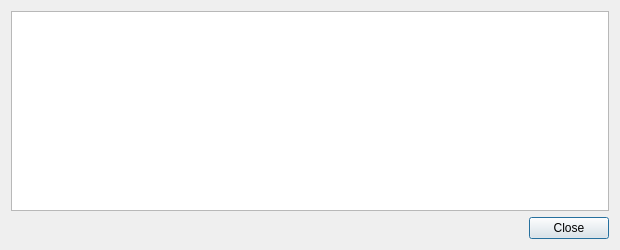
This is src/qt/forms/transactiondescdialog.ui in qtumproject/qtum as Qt 5 draws it before an edit. The edited form follows.
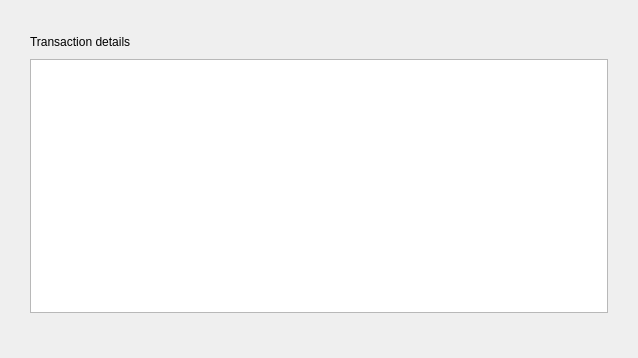
This is the edited form.

Patch:
```diff
--- a/src/qt/forms/transactiondescdialog.ui
+++ b/src/qt/forms/transactiondescdialog.ui
@@ -6,14 +6,36 @@
    <rect>
     <x>0</x>
     <y>0</y>
-    <width>620</width>
-    <height>250</height>
+    <width>638</width>
+    <height>358</height>
    </rect>
   </property>
   <property name="windowTitle">
    <string notr="true">Transaction details</string>
   </property>
   <layout class="QVBoxLayout" name="verticalLayout">
+   <property name="spacing">
+    <number>10</number>
+   </property>
+   <property name="leftMargin">
+    <number>30</number>
+   </property>
+   <property name="topMargin">
+    <number>35</number>
+   </property>
+   <property name="rightMargin">
+    <number>30</number>
+   </property>
+   <property name="bottomMargin">
+    <number>45</number>
+   </property>
+   <item>
+    <widget class="QLabel" name="label">
+     <property name="text">
+      <string>Transaction details</string>
+     </property>
+    </widget>
+   </item>
    <item>
     <widget class="QTextEdit" name="detailText">
      <property name="toolTip">
@@ -24,16 +46,6 @@
      </property>
     </widget>
    </item>
-   <item>
-    <widget class="QDialogButtonBox" name="buttonBox">
-     <property name="orientation">
-      <enum>Qt::Horizontal</enum>
-     </property>
-     <property name="standardButtons">
-      <set>QDialogButtonBox::Close</set>
-     </property>
-    </widget>
-   </item>
   </layout>
  </widget>
  <resources/>
```
Left out of the diff: 35 changed lines with no effect on the pictures.
